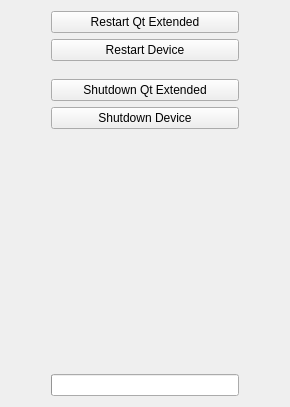
Before: the Qt Designer form src/server/ui/shutdown/shutdown.ui in goldelico/letux-qtmoko, drawn with Qt 5.
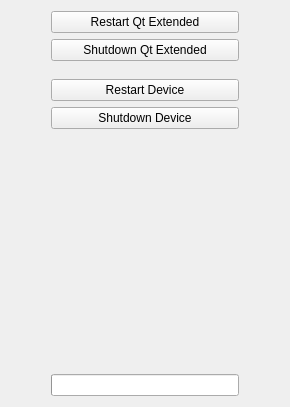
After: the same form once the commit is applied.

Commit message: change order to what mae=kes more sense in my nead

What changed in the file:
```diff
--- a/src/server/ui/shutdown/shutdown.ui
+++ b/src/server/ui/shutdown/shutdown.ui
@@ -83,8 +83,8 @@
              <verstretch>0</verstretch>
             </sizepolicy>
            </property>
-           <property name="text" >
-            <string>Restart Device</string>
+           <property name="text">
+            <string>Shutdown Qt Extended</string>
            </property>
           </widget>
          </item>
@@ -112,8 +112,8 @@
              <verstretch>0</verstretch>
             </sizepolicy>
            </property>
-           <property name="text" >
-            <string>Shutdown Qt Extended</string>
+           <property name="text">
+            <string>Restart Device</string>
            </property>
           </widget>
          </item>
```
Left out of the diff: 103 changed lines with no effect on the pictures.
